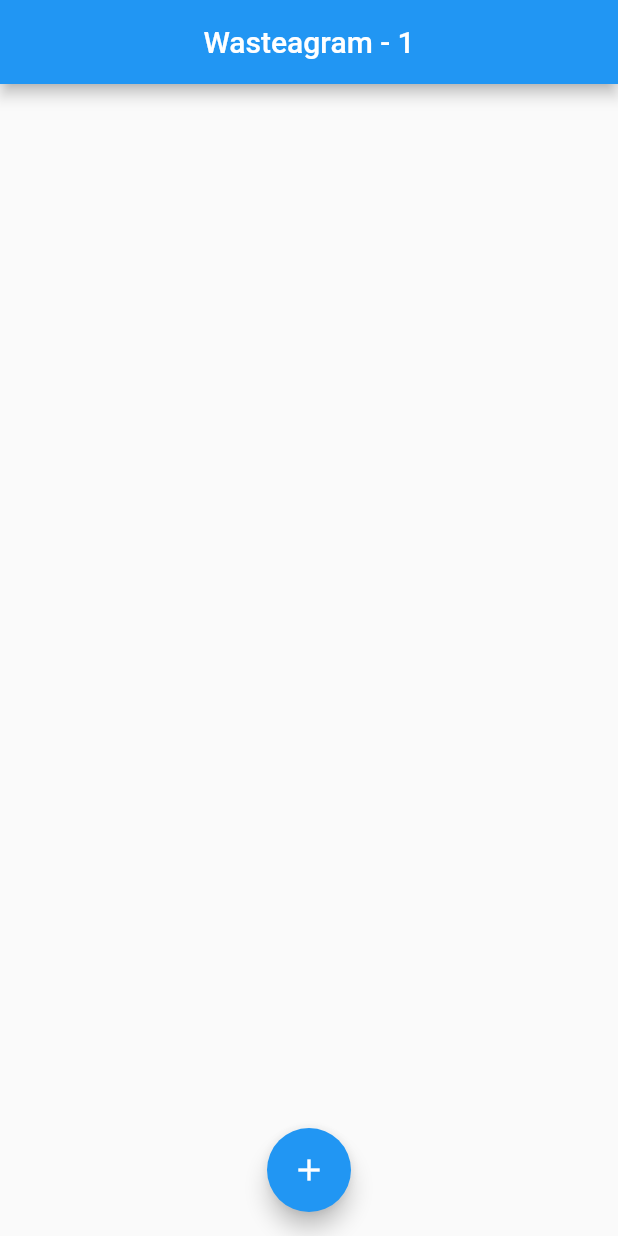
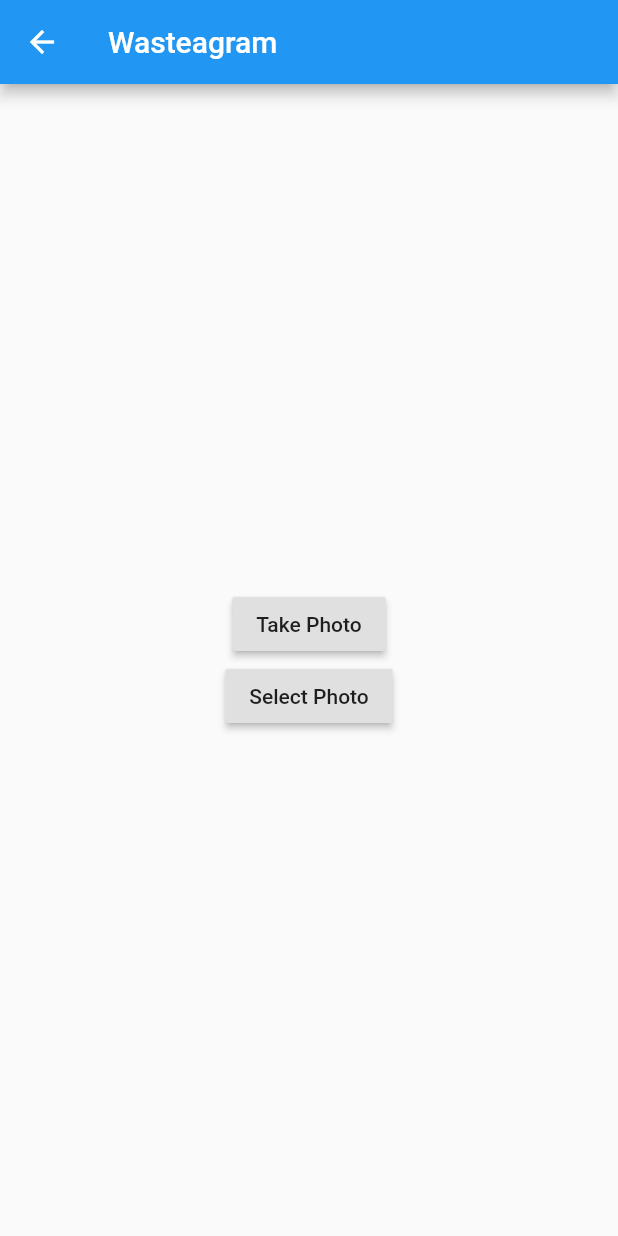
Before and after one commit to albrechtmc/CS492-Project-5, a Flutter app: the screen it shows after launch, after a tap on the "add" icon, on a phone screen of 412 x 824 dp. Run offline on Flutter 3.47's test engine with Material 2 defaults, Android fonts, the phone set to English and light mode, and no system bars; our stand-ins replace cloud_firestore, firebase_storage, image_picker, location; accounts and stored records are empty.

Commit message:
created form layout

```diff
--- a/lib/app.dart
+++ b/lib/app.dart
@@ -1,6 +1,7 @@
 import 'package:flutter/material.dart';
 import 'homepage.dart';
 import 'viewentry.dart';
+import 'createdata.dart';
 
 class App extends StatelessWidget {
   // This widget is the root of your application.
@@ -22,7 +23,7 @@ class App extends StatelessWidget {
       ),
       routes: {
         "/": (context) => HomePage(title: 'Wasteagram - '),
-        //"/createEntry": (context) => CreateEntry(),
+        "/createEntry": (context) => CreateEntry(),
         "/viewEntry": (context) => ViewEntry(),
       },
     );
--- /dev/null
+++ b/lib/createdata.dart
@@ -0,0 +1,123 @@
+import 'package:flutter/material.dart';
+import 'dart:io';
+import 'package:image_picker/image_picker.dart';
+import 'package:cloud_firestore/cloud_firestore.dart';
+import 'package:firebase_storage/firebase_storage.dart';
+
+class CreateEntry extends StatefulWidget {
+  @override
+  _CreateEntryState createState() => _CreateEntryState();
+}
+
+class _CreateEntryState extends State<CreateEntry> {
+
+File image;
+final formKey = GlobalKey<FormState>();
+int numberOfItems;
+
+void takePhoto() async {
+  image = await ImagePicker.pickImage(source: ImageSource.camera);
+  setState( () {} );
+}
+void getPhoto() async {
+  image = await ImagePicker.pickImage(source: ImageSource.gallery);
+  setState( () {} );
+}
+//static double width = MediaQuery.of(context).size.width;
+  @override
+  Widget build(BuildContext context) {
+
+    if (image == null) {
+      return Scaffold(
+        appBar: AppBar(
+          title: Text("Wasteagram"),
+        ),
+        body: Center(
+          child: Column(mainAxisAlignment: MainAxisAlignment.center,
+            crossAxisAlignment: CrossAxisAlignment.center,
+            children: [
+              RaisedButton(
+                onPressed: () {
+                  takePhoto();
+                },
+                child: Text("Take Photo"),
+              ),
+              RaisedButton(
+                onPressed: () {
+                  getPhoto();
+                },
+                child: Text("Select Photo"),
+              ),
+            ]
+            ),
+        )
+      );
+    }
+    else {
+      return StreamBuilder(
+        stream: Firestore.instance.collection('posts').snapshots(),
+        builder: (context, snapshot) {
+          return Scaffold(
+            appBar: AppBar(
+              title: Text("Wasteagram"),
+            ),
+            body: Center(
+              child: Column(mainAxisAlignment: MainAxisAlignment.center,
+                crossAxisAlignment: CrossAxisAlignment.center,
+                children: [
+                  SizedBox(height:10),
+                  Expanded(child:Image.file(image)),
+                  SizedBox(height: 10),
+                  Text("Number of Items"),
+                  Container(
+                    child: TextFormField(
+                      keyboardType: TextInputType.number,
+                      autofocus: true,
+                      decoration: InputDecoration(
+                        labelText: 'Number of Items',
+                        border: OutlineInputBorder()),
+                      onSaved: (value) {
+                        numberOfItems = value as int;
+                      },
+                      validator: (value) => validate(value),
+                    ),
+                    width: 250,
+                  ),
+                  SizedBox(height: 60),
+                  RaisedButton(
+                    onPressed: () {
+                      /*Firestore.instance.collection('posts').add({
+                        'date': DateTime.now().millisecondsSinceEpoch,
+                        'items':
+                        'latitude':
+                        'longitude':
+                        'photo':
+                      })*/
+                    },
+                    child: SizedBox(
+                      width: 300,
+                      child: Center(child: Text("Upload")),
+                      height: 100,
+                      ),
+                    color: Colors.blue,
+                  ),
+                  SizedBox(height:25)
+                ]
+                ),
+            ),
+            resizeToAvoidBottomInset: false,
+          );
+        }
+      );
+
+    }
+  }
+  void uploadButton() {
+
+  }
+  String validate(value){
+    if(value.length < 1)
+    return "Please enter a number";
+    else return null;
+  }
+}
--- a/lib/homepage.dart
+++ b/lib/homepage.dart
@@ -50,7 +50,8 @@ class _HomePageState extends State<HomePage> {
     // The Flutter framework has been optimized to make rerunning build methods
     // fast, so that you can just rebuild anything that needs updating rather
     // than having to individually change instances of widgets.
-    return Scaffold(
+    return wasteScaffold();
+    /*Scaffold(
       appBar: AppBar(
         // Here we take the value from the MyHomePage object that was created by
         // the App.build method, and use it to set our appbar title.
@@ -68,7 +69,7 @@ class _HomePageState extends State<HomePage> {
         child: Icon(Icons.add),
       ),
       floatingActionButtonLocation: FloatingActionButtonLocation.centerFloat, // This trailing comma makes auto-formatting nicer for build methods.
-    );
+    );*/
   }
   Widget locationText() {
     if (locationData == null){
@@ -89,23 +90,55 @@ class _HomePageState extends State<HomePage> {
       stream: Firestore.instance.collection('wasteList').snapshots(),
       builder: (content, snapshot) {
         if(snapshot.hasData) {
+          return Scaffold(
+            appBar: AppBar(
+              // Here we take the value from the MyHomePage object that was created by
+              // the App.build method, and use it to set our appbar title.
+              title: Center(child: Text(widget.title + "${snapshot.data.documents.length.toString()}")),
+            ),
+            body: Container(
+              child: LayoutBuilder(builder: (context, constraints) {
                 return ListView.builder(itemCount: snapshot.data.documents.length,
                   itemBuilder: (context, index) {
                     var post = snapshot.data.documents[index];
                     print(DateTime.now().millisecondsSinceEpoch);
                     return ListTile(
                       leading: Column(mainAxisAlignment: MainAxisAlignment.center,
-                children:[Text(convertDate(post['date']))]),
+                      children:[Text(convertDate(post['date'])),]),
                       trailing: Text(post['items'].toString()),
                       onTap: () => onTapped(post)
                     );
-          });
+                  }
+                );
+                }
+              ),
+            ),
+            floatingActionButton: FloatingActionButton(
+              onPressed: () {Navigator.pushNamed(context, "/createEntry");},
+              child: Icon(Icons.add),
+            ),
+            floatingActionButtonLocation: FloatingActionButtonLocation.centerFloat, // This trailing comma makes auto-formatting nicer for build methods.
+          );
         }
         else {
-          return Center(
+          return Scaffold(
+            appBar: AppBar(
+              // Here we take the value from the MyHomePage object that was created by
+              // the App.build method, and use it to set our appbar title.
+              title: Center(child: Text(widget.title + "${snapshot.data.documents.length.toString()}")),
+            ),
+            body: Container( child: Center(
               child: Column(mainAxisAlignment: MainAxisAlignment.center,
               children: [CircularProgressIndicator() ]
               ),
+              ),
+            ),
+                        floatingActionButton: FloatingActionButton(
+              onPressed: _incrementCounter,
+              tooltip: 'Increment',
+              child: Icon(Icons.add),
+            ),
+            floatingActionButtonLocation: FloatingActionButtonLocation.centerFloat, // This trailing comma makes auto-formatting nicer for build methods.
           );
         }
       }
@@ -141,33 +174,7 @@ class _HomePageState extends State<HomePage> {
       )
     );
   }
-  /*String convertDate(date) {
-    String weekday;
-    String month;
-    switch(DateTime.fromMillisecondsSinceEpoch(date).weekday) {
-      case 1: {weekday = "Monday";break;}
-      case 2: {weekday = "Tuesday";break;}
-      case 3: {weekday = "Wednesday";break;}
-      case 4: {weekday = "Thursday";break;}
-      case 5: {weekday = "Friday";break;}
-      case 6: {weekday = "Saturday";break;}
-      case 7: {weekday = "Sunday";break;}
-    }
-    switch(DateTime.fromMillisecondsSinceEpoch(date).month) {
-      case 1: {month = "January";break;}
-      case 2: {month = "February";break;}
-      case 3: {month = "March";break;}
-      case 4: {month = "April";break;}
-      case 5: {month = "May";break;}
-      case 6: {month = "June";break;}
-      case 7: {month = "July";break;}
-      case 8: {month = "August";break;}
-      case 9: {month = "September";break;}
-      case 10: {month = "October";break;}
-      case 11: {month = "November";break;}
-      case 12: {month = "December";break;}
-    }
+  /*Widget hasData() {
 
-    return "$weekday, $month ${DateTime.fromMillisecondsSinceEpoch(date).day}";
   }*/
 }
--- a/pubspec.yaml
+++ b/pubspec.yaml
@@ -14,13 +14,14 @@ description: A new Flutter project.
 version: 1.0.0+1
 
 environment:
-  sdk: ">=2.1.0 <3.0.0"
+  sdk: ">=2.2.0 <3.0.0"
 
 dependencies:
   flutter:
     sdk: flutter
   cupertino_icons: ^0.1.2
   location: ^2.3.5
+  image_picker: ^0.6.3+4
   firebase_storage: ^3.1.3
   cloud_firestore: ^0.13.4+1
 
```
Lines whose indentation alone changed are shown as unchanged.
